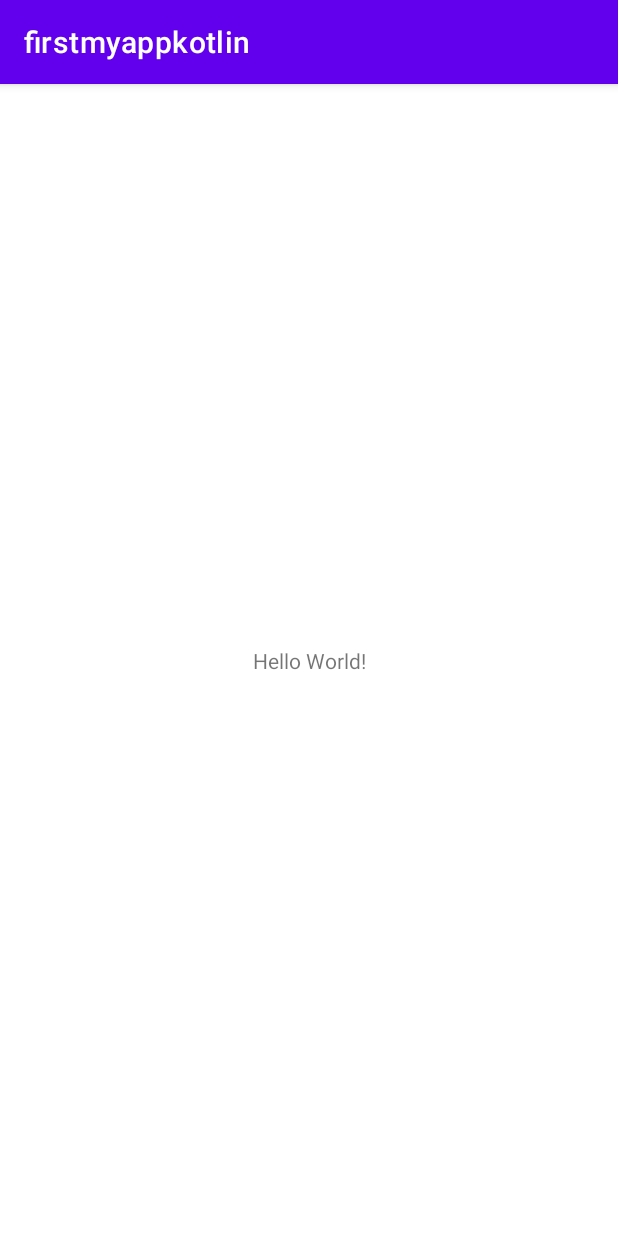
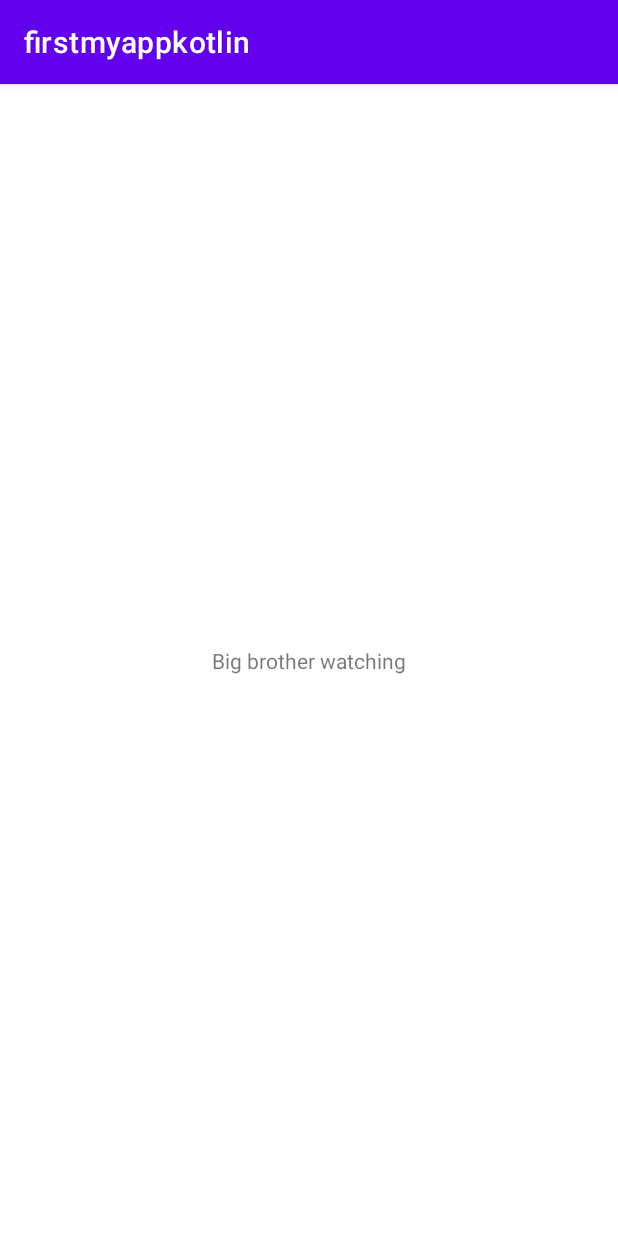
Before and after one commit to DwMichael/firstmyappkotlin, an Android app: the screen it shows after launch (MainActivity), on a phone screen of 412 x 824 dp. Run offline under Robolectric (Android 15) with nearby library versions, the phone set to English and light mode, and no system bars.

Commit message:
Test from main pc

```diff
--- a/app/src/main/res/layout/activity_main.xml
+++ b/app/src/main/res/layout/activity_main.xml
@@ -9,7 +9,7 @@
     <TextView
         android:layout_width="wrap_content"
         android:layout_height="wrap_content"
-        android:text="Hello World!"
+        android:text="Big brother watching"
         app:layout_constraintBottom_toBottomOf="parent"
         app:layout_constraintEnd_toEndOf="parent"
         app:layout_constraintStart_toStartOf="parent"
```
